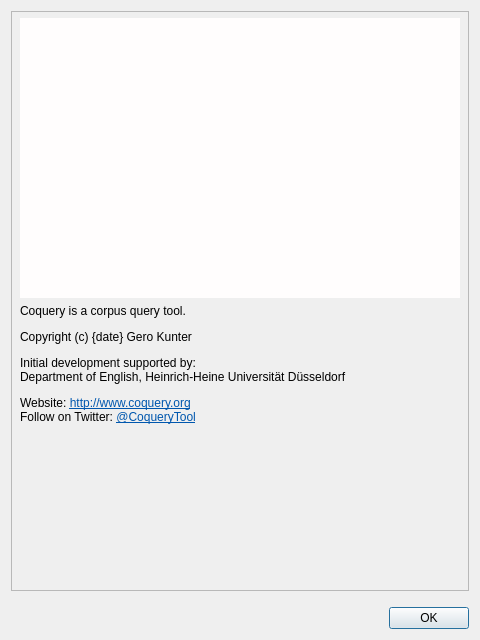
Qt form coquery/gui/ui/about.ui (gkunter/coquery) before a commit.
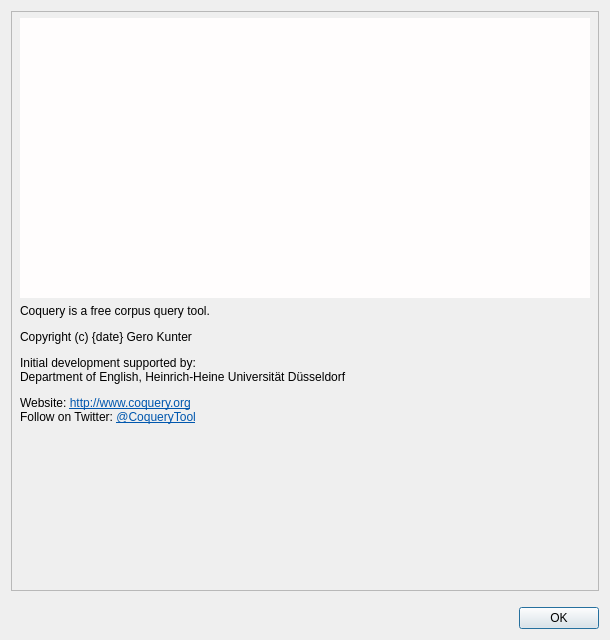
The same form after that commit.

The edit to the form file:
```diff
--- a/coquery/gui/ui/about.ui
+++ b/coquery/gui/ui/about.ui
@@ -6,7 +6,7 @@
    <rect>
     <x>0</x>
     <y>0</y>
-    <width>480</width>
+    <width>610</width>
     <height>640</height>
    </rect>
   </property>
@@ -84,7 +84,7 @@
       <item>
        <widget class="QLabel" name="label_description">
         <property name="text">
-         <string>&lt;html&gt;&lt;head/&gt;&lt;body&gt;&lt;p&gt;Coquery is a corpus query tool.&lt;/p&gt;&lt;p&gt;Copyright (c) {date} Gero Kunter&lt;/p&gt;&lt;p&gt;Initial development supported by:&lt;br/&gt;Department of English, Heinrich-Heine Universität Düsseldorf&lt;/p&gt;&lt;p&gt;Website: &lt;a href=&quot;http://www.coquery.org&quot;&gt;&lt;span style=&quot; text-decoration: underline; color:#0057ae;&quot;&gt;http://www.coquery.org&lt;/span&gt;&lt;/a&gt;&lt;br/&gt;Follow on Twitter: &lt;a href=&quot;https://twitter.com/CoqueryTool&quot;&gt;&lt;span style=&quot; text-decoration: underline; color:#0057ae;&quot;&gt;@CoqueryTool&lt;/span&gt;&lt;/a&gt;&lt;/p&gt;&lt;/body&gt;&lt;/html&gt;</string>
+         <string>&lt;html&gt;&lt;head/&gt;&lt;body&gt;&lt;p&gt;Coquery is a free corpus query tool.&lt;/p&gt;&lt;p&gt;Copyright (c) {date} Gero Kunter&lt;/p&gt;&lt;p&gt;Initial development supported by:&lt;br/&gt;Department of English, Heinrich-Heine Universität Düsseldorf&lt;/p&gt;&lt;p&gt;Website: &lt;a href=&quot;http://www.coquery.org&quot;&gt;&lt;span style=&quot; text-decoration: underline; color:#0057ae;&quot;&gt;http://www.coquery.org&lt;/span&gt;&lt;/a&gt;&lt;br/&gt;Follow on Twitter: &lt;a href=&quot;https://twitter.com/CoqueryTool&quot;&gt;&lt;span style=&quot; text-decoration: underline; color:#0057ae;&quot;&gt;@CoqueryTool&lt;/span&gt;&lt;/a&gt;&lt;/p&gt;&lt;/body&gt;&lt;/html&gt;</string>
         </property>
         <property name="alignment">
          <set>Qt::AlignLeading|Qt::AlignLeft|Qt::AlignTop</set>
```
